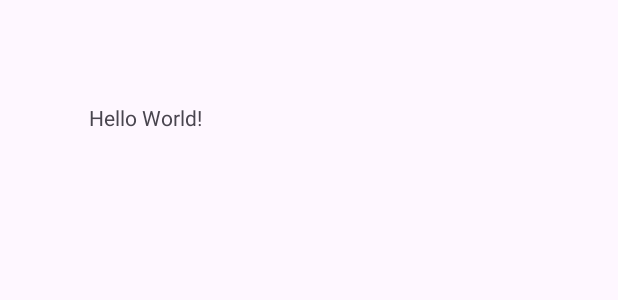
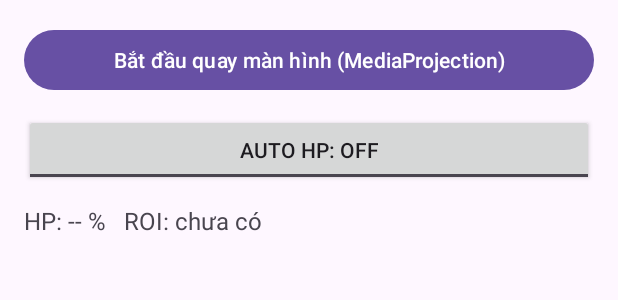
Before and after one commit to TranThienApk/auto-tap-android, an Android app: the layout activity_main.xml on its own in the app's theme, with its tools: preview values and no code run, on a phone screen of 412 x 824 dp. Shown: the top 300 px of the screen. Run offline under Robolectric (Android 15) with nearby library versions, the phone set to English and light mode, and no system bars.

Commit message:
Update activity_main.xml

```diff
--- a/app/src/main/res/layout/activity_main.xml
+++ b/app/src/main/res/layout/activity_main.xml
@@ -1,21 +1,27 @@
 <?xml version="1.0" encoding="utf-8"?>
-<androidx.constraintlayout.widget.ConstraintLayout xmlns:android="http://schemas.android.com/apk/res/android"
-    xmlns:app="http://schemas.android.com/apk/res-auto"
-    xmlns:tools="http://schemas.android.com/tools"
-    android:id="@+id/main"
-    android:layout_width="match_parent"
-    android:layout_height="match_parent"
-    tools:context=".MainActivity">
+<LinearLayout xmlns:android="http://schemas.android.com/apk/res/android"
+    android:orientation="vertical" android:padding="16dp"
+    android:layout_width="match_parent" android:layout_height="match_parent">
+
+    <Button
+        android:id="@+id/btnStartCapture"
+        android:text="Bắt đầu quay màn hình (MediaProjection)"
+        android:layout_width="match_parent"
+        android:layout_height="wrap_content"/>
+
+    <ToggleButton
+        android:id="@+id/tgAuto"
+        android:textOn="Auto HP: ON"
+        android:textOff="Auto HP: OFF"
+        android:layout_width="match_parent"
+        android:layout_height="wrap_content"
+        android:layout_marginTop="12dp"/>
 
     <TextView
-        android:layout_width="wrap_content"
+        android:id="@+id/tvStatus"
+        android:text="HP: -- %   ROI: chưa có"
+        android:textSize="16sp"
+        android:layout_width="match_parent"
         android:layout_height="wrap_content"
-        android:text="Hello World!"
-        app:layout_constraintBottom_toBottomOf="parent"
-        app:layout_constraintEnd_toEndOf="parent"
-        app:layout_constraintHorizontal_bias="0.176"
-        app:layout_constraintStart_toStartOf="parent"
-        app:layout_constraintTop_toTopOf="parent"
-        app:layout_constraintVertical_bias="0.085" />
-
-</androidx.constraintlayout.widget.ConstraintLayout>
+        android:paddingTop="12dp"/>
+</LinearLayout>
```
